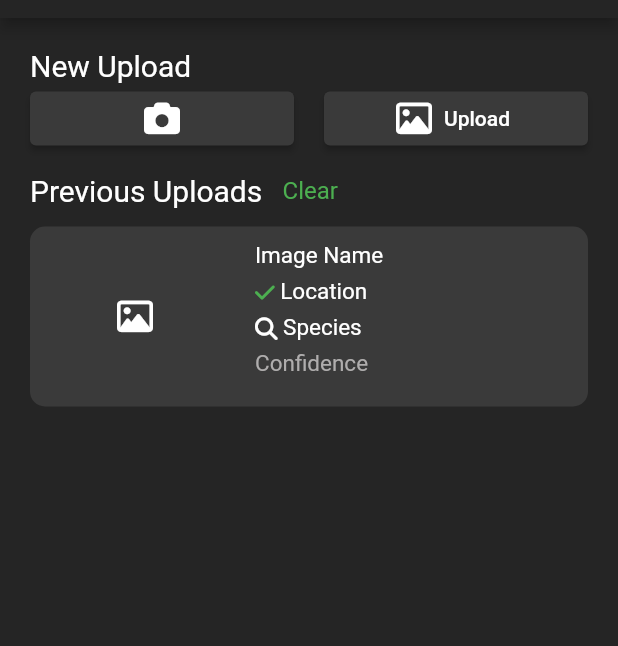
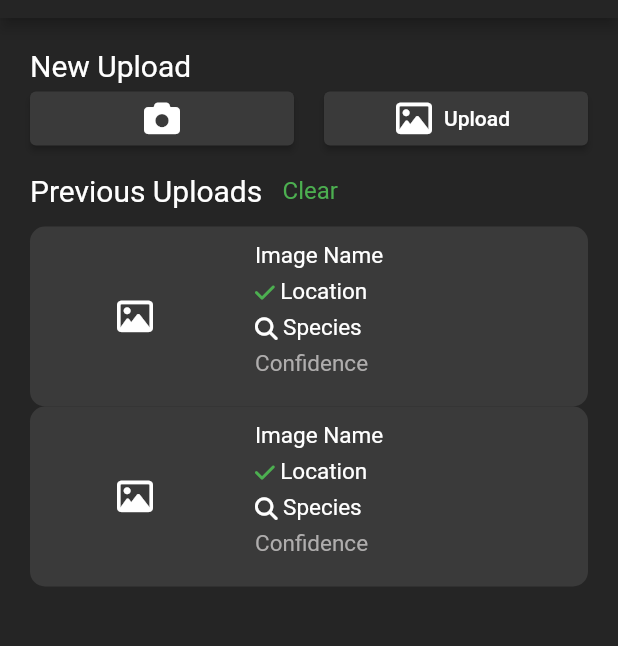
Before and after one commit to Qinbeans/wild-life-mobile, a Flutter app: the screen it shows after launch, on a phone screen of 412 x 824 dp, the part 66-712 px from its top. Run offline on Flutter 3.47's test engine with Material 2 defaults, Android fonts, the phone set to English and light mode, and no system bars; our stand-ins replace camera, font_awesome_flutter, image_picker, location; missing offline and left inert: camera_web, image_picker_for_web, location_web, tflite_flutter, tflite_flutter_helper.

Commit message:
seperated results to different dart file for cleanliness

```diff
--- /dev/null
+++ b/lib/ml/results.dart
@@ -0,0 +1,93 @@
+// ignore_for_file: camel_case_types
+
+import 'package:flutter/services.dart';
+import '../model/image.dart';
+import 'package:flutter/material.dart';
+import 'package:image_picker/image_picker.dart';
+import 'package:location/location.dart';
+import 'dart:convert';
+import 'package:font_awesome_flutter/font_awesome_flutter.dart';
+import 'package:camera/camera.dart';
+import '../main.dart';
+
+class UploadResultState extends StatelessWidget {
+  @override
+  Widget build(BuildContext context) {
+    return Row(
+      children: [
+        Flexible(
+            //Box for the image (TEMPORARY MOVE TO ANOTHE FILE)
+            child: Container(
+          height: 120,
+          width: double.infinity,
+          padding: const EdgeInsets.all(10),
+          decoration: BoxDecoration(
+            borderRadius: BorderRadius.circular(10),
+            color: const Color.fromARGB(255, 58, 58, 58),
+          ),
+          child: Row(
+            children: [
+              //Image
+              Container(
+                height: 100,
+                width: 120,
+                decoration: BoxDecoration(
+                  borderRadius: BorderRadius.circular(10),
+                  color: const Color.fromARGB(255, 58, 58, 58),
+                ),
+                child: const Icon(
+                  FontAwesomeIcons.image,
+                  color: Colors.white,
+                ),
+              ),
+              const Padding(padding: EdgeInsets.all(10)),
+              //Text
+              Column(
+                crossAxisAlignment: CrossAxisAlignment.start,
+                children: [
+                  const Text("Image Name",
+                      style: TextStyle(
+                        color: Colors.white,
+                        fontSize: 15,
+                      )),
+                  const Padding(padding: EdgeInsets.all(3)),
+                  RichText(
+                      text: const TextSpan(children: [
+                    WidgetSpan(
+                        child: FaIcon(FontAwesomeIcons.check,
+                            size: 15, color: Colors.green)),
+                    TextSpan(
+                        text: " Location",
+                        style: TextStyle(
+                          color: Colors.white,
+                          fontSize: 15,
+                        )),
+                  ])),
+                  const Padding(padding: EdgeInsets.all(3)),
+                  RichText(
+                      text: const TextSpan(children: [
+                    WidgetSpan(
+                        child: FaIcon(FontAwesomeIcons.magnifyingGlass,
+                            size: 15, color: Colors.white)),
+                    TextSpan(
+                        text: " Species",
+                        style: TextStyle(
+                          color: Colors.white,
+                          fontSize: 15,
+                        )),
+                  ])),
+                  const Padding(padding: EdgeInsets.all(3)),
+                  const Text("Confidence",
+                      style: TextStyle(
+                        color: Color.fromARGB(255, 175, 173, 173),
+                        fontSize: 15,
+                      )),
+                ],
+              ),
+            ],
+          ),
+        ))
+      ],
+    );
+  }
+}
--- a/lib/ml/view.dart
+++ b/lib/ml/view.dart
@@ -9,6 +9,7 @@ import 'package:flutter/services.dart';
 
 import '../model/image.dart';
 import '../map/view.dart';
+import '../ml/results.dart';
 import 'package:flutter/material.dart';
 import 'package:image_picker/image_picker.dart';
 import 'package:location/location.dart';
@@ -243,97 +244,8 @@ class MLPageState extends State<MLPage> {
                             fontSize: 16,
                           ))),
                 ]),
-                //FOR PREVIOUS UPLOADS
-                Row(
-                  children: [
-                    Flexible(
-                        //Box for the image (TEMPORARY MOVE TO ANOTHE FILE)
-                        child: Container(
-                      height: 120,
-                      width: double.infinity,
-                      padding: const EdgeInsets.all(10),
-                      decoration: BoxDecoration(
-                        borderRadius: BorderRadius.circular(10),
-                        color: const Color.fromARGB(255, 58, 58, 58),
-                      ),
-                      child: Row(
-                        children: [
-                          //Image
-                          Container(
-                            height: 100,
-                            width: 120,
-                            decoration: BoxDecoration(
-                              borderRadius: BorderRadius.circular(10),
-                              color: const Color.fromARGB(255, 58, 58, 58),
-                            ),
-                            child: const Icon(
-                              FontAwesomeIcons.image,
-                              color: Colors.white,
-                            ),
-                          ),
-                          const Padding(padding: EdgeInsets.all(10)),
-                          //Text
-                          Column(
-                            crossAxisAlignment: CrossAxisAlignment.start,
-                            children: [
-                              const Text("Image Name",
-                                  style: TextStyle(
-                                    color: Colors.white,
-                                    fontSize: 15,
-                                  )),
-                              const Padding(padding: EdgeInsets.all(3)),
-                              RichText(
-                                  text: const TextSpan(children: [
-                                WidgetSpan(
-                                    child: FaIcon(FontAwesomeIcons.check,
-                                        size: 15, color: Colors.green)),
-                                TextSpan(
-                                    text: " Location",
-                                    style: TextStyle(
-                                      color: Colors.white,
-                                      fontSize: 15,
-                                    )),
-                              ])),
-                              const Padding(padding: EdgeInsets.all(3)),
-                              RichText(
-                                  text: const TextSpan(children: [
-                                WidgetSpan(
-                                    child: FaIcon(
-                                        FontAwesomeIcons.magnifyingGlass,
-                                        size: 15,
-                                        color: Colors.white)),
-                                TextSpan(
-                                    text: " Species",
-                                    style: TextStyle(
-                                      color: Colors.white,
-                                      fontSize: 15,
-                                    )),
-                              ])),
-                              const Padding(padding: EdgeInsets.all(3)),
-                              const Text("Confidence",
-                                  style: TextStyle(
-                                    color: Color.fromARGB(255, 175, 173, 173),
-                                    fontSize: 15,
-                                  )),
-                            ],
-                          ),
-                        ],
-
-                        //Column(
-                        //   children: const [
-                        //     FaIcon(FontAwesomeIcons.leaf, color: Colors.green),
-                        //     Padding(padding: EdgeInsets.all(10)),
-                        //     Text("Upload 1",
-                        //         style: TextStyle(
-                        //           color: Colors.white,
-                        //           fontSize: 20,
-                        //         )),
-                        //   ],
-                        // ),
-                      ),
-                    ))
-                  ],
-                ),
+                UploadResultState(),
+                UploadResultState(),
               ]),
             )));
   }
```
